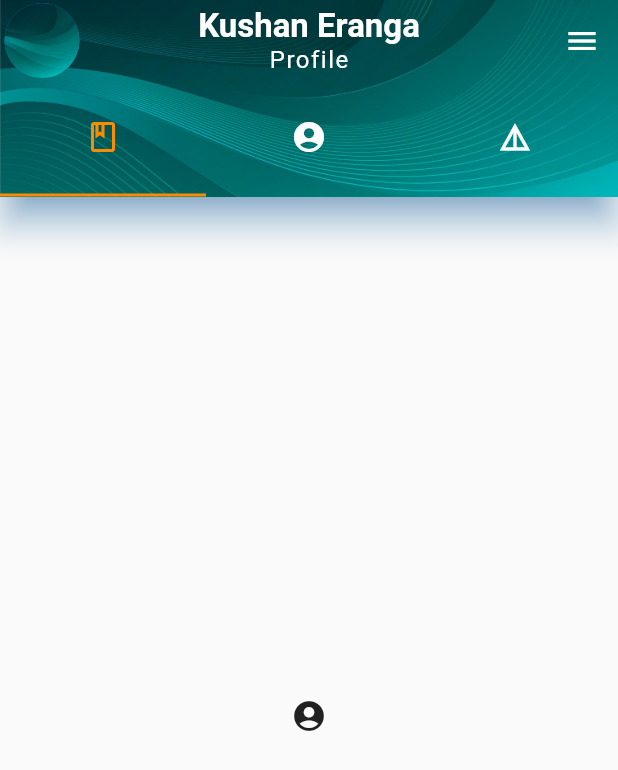
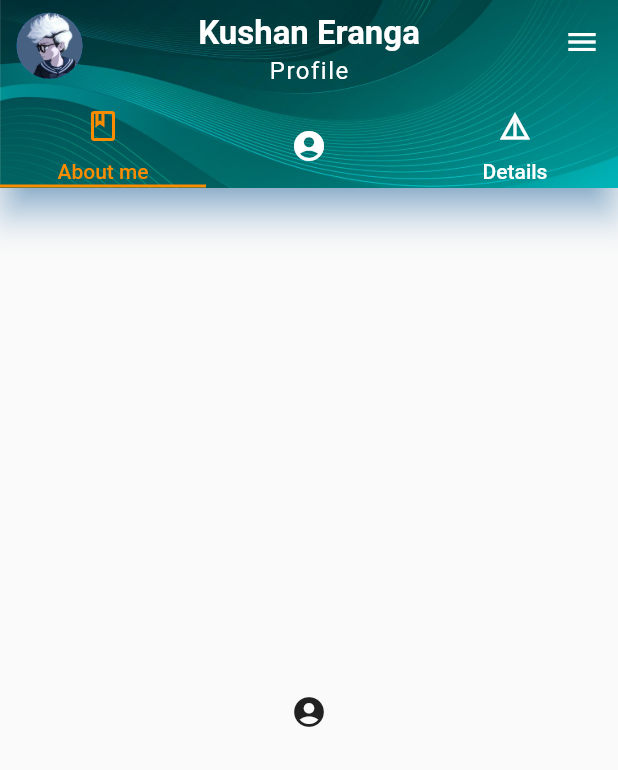
Before and after one commit to kushaneranga/Personal-App, a Flutter app: the screen it shows after launch, on a phone screen of 412 x 824 dp. Shown: the top 770 px of the screen. Run offline on Flutter 3.47's test engine with Material 2 defaults, Android fonts, the phone set to English and light mode, and no system bars.

Commit message:
Personal App

```diff
--- a/personal_app/lib/screens/home_page.dart
+++ b/personal_app/lib/screens/home_page.dart
@@ -1,3 +1,4 @@
+import 'package:flutter/cupertino.dart';
 import 'package:flutter/material.dart';
 
 class MyHomePage extends StatefulWidget {
@@ -16,13 +17,18 @@ class _MyHomePageState extends State<MyHomePage> {
     return DefaultTabController(
       length: 3,
       child: Scaffold(
-        appBar: AppBar(
+        appBar: PreferredSize(
+          preferredSize: Size.fromHeight(125.0),
+          child: AppBar(
             centerTitle: true,
-          title: Column(
+            title: Container(
+              margin: EdgeInsets.only(top: 10.0,),
+              child: Column(
                 mainAxisAlignment: MainAxisAlignment.center,
                 crossAxisAlignment: CrossAxisAlignment.center,
                 children: <Widget>[
-              Text(
+                  Container(
+                    child: Text(
                       widget.title,
                       style: TextStyle(
                         fontSize: 22.0,
@@ -33,7 +39,10 @@ class _MyHomePageState extends State<MyHomePage> {
                         fontWeight: FontWeight.bold,
                       ),
                     ),
-              Text(
+                  ),
+                  Container(
+                    margin: EdgeInsets.only(top: 2.0,),
+                    child: Text(
                       'Profile',
                       style: TextStyle(
                         fontSize: 16.0,
@@ -44,12 +53,15 @@ class _MyHomePageState extends State<MyHomePage> {
                         fontWeight: FontWeight.normal,
                       ),
                     ),
+                  ),
                 ],
               ),
-          leading: new Padding(
-            padding: const EdgeInsets.all(2.0),
-            child: new CircleAvatar(
-              backgroundImage: AssetImage('assets/backgroundimg.jpg'),
+            ),
+            leading: Container(
+              margin: EdgeInsets.only(top: 5.0, left: 10.0),
+              padding: const EdgeInsets.all(1.0),
+              child: CircleAvatar(
+                backgroundImage: AssetImage('assets/my_avatar.jpg'),
               ),
             ),
             actions: <Widget>[
@@ -63,7 +75,7 @@ class _MyHomePageState extends State<MyHomePage> {
               fit: BoxFit.cover,
             ),
             bottom: PreferredSize(
-            preferredSize: Size(75.0, 75.0),
+              preferredSize: Size(52.0, 52.0),
               child: TabBar(
                 indicatorColor: Colors.orange[600],
                 indicatorWeight: 2.0,
@@ -72,22 +84,29 @@ class _MyHomePageState extends State<MyHomePage> {
                 unselectedLabelColor: Colors.white,
                 tabs: [
                   Container(
-                  height: 75.0,
-                  child: Tab(icon: Icon(Icons.book_outlined),),
+                    height: 52.0,
+                    child: Tab(
+                      icon: Icon(Icons.book_outlined),
+                      text: 'About me',
+                    ),
                   ),
                   Container(
-                  height: 75.0,
+                    height: 52.0,
                     child: Tab(icon: Icon(Icons.account_circle),),
                   ),
                   Container(
-                  height: 75.0,
-                  child: Tab(icon: Icon(Icons.details),),
+                    height: 52.0,
+                    child: Tab(
+                      icon: Icon(Icons.details),
+                      text: 'Details',
+                    ),
                   ),
                 ],
               ),
             ),
             shadowColor: Colors.blue[400],
             elevation: 10.0,
+          ),
         ),
         body: TabBarView(
           children: [
--- a/personal_app/pubspec.yaml
+++ b/personal_app/pubspec.yaml
@@ -47,6 +47,7 @@ flutter:
   # To add assets to your application, add an assets section, like this:
   assets:
     - assets/backgroundimg.jpg
+    - assets/my_avatar.jpg
   #   - images/a_dot_ham.jpeg
 
   # An image asset can refer to one or more resolution-specific "variants", see
```
Lines whose indentation alone changed are shown as unchanged.
